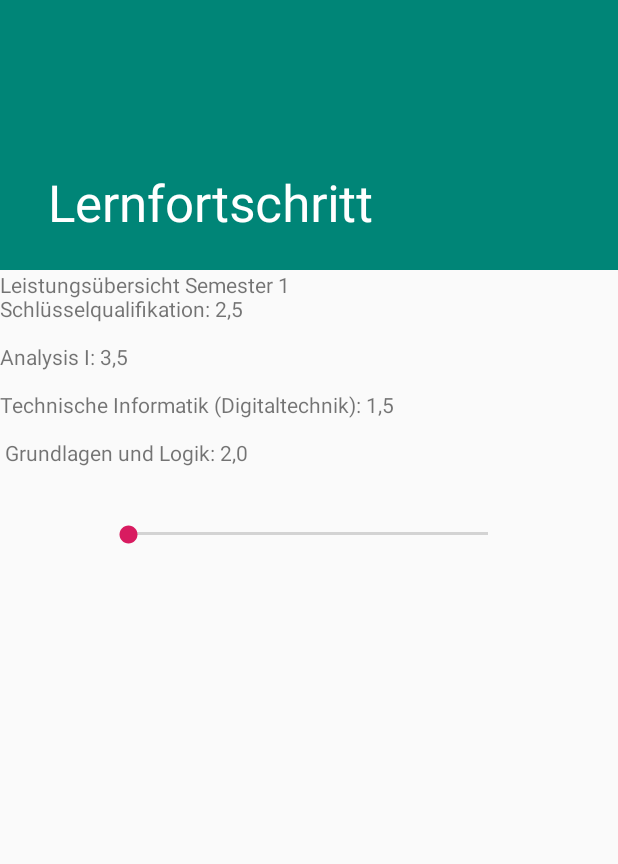
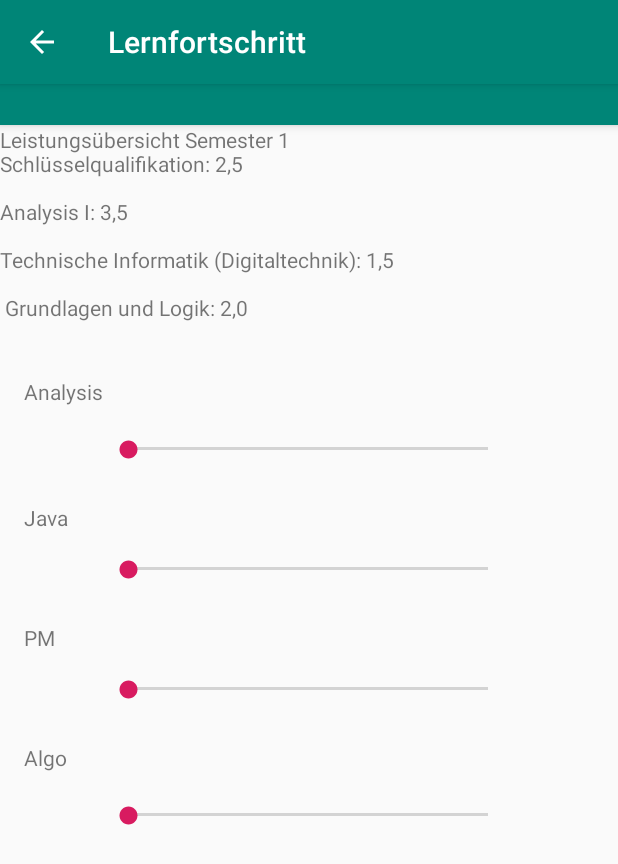
Before and after one commit to NoSpread/dhbw_verwaltung, an Android app: the Dualis_und_Lernfortschritt screen opened directly, with no data from a screen before it, on a phone screen of 412 x 824 dp. Shown: the top 864 px of the screen. Run offline under Robolectric (Android 15) with nearby library versions, the phone set to English and light mode, and no system bars.

Commit message:
added progress

```diff
--- a/app/src/main/AndroidManifest.xml
+++ b/app/src/main/AndroidManifest.xml
@@ -14,7 +14,6 @@
         <activity
             android:name=".Dualis_und_Lernfortschritt"
             android:label="@string/title_activity_dualis_und__lernfortschritt"
-            android:theme="@style/AppTheme.NoActionBar"
             android:parentActivityName=".MainActivity">
             <meta-data
                 android:name="android.support.PARENT_ACTIVITY"
--- a/app/src/main/java/xyz/nospread/dhbw_verwaltung/Dualis_und_Lernfortschritt.kt
+++ b/app/src/main/java/xyz/nospread/dhbw_verwaltung/Dualis_und_Lernfortschritt.kt
@@ -10,7 +10,7 @@ class Dualis_und_Lernfortschritt : AppCompatActivity() {
     override fun onCreate(savedInstanceState: Bundle?) {
         super.onCreate(savedInstanceState)
         setContentView(R.layout.activity_dualis_und__lernfortschritt)
-        setSupportActionBar(toolbar)
+        //setSupportActionBar(toolbar)
 
     }
 }
--- a/app/src/main/res/layout/activity_dualis_und__lernfortschritt.xml
+++ b/app/src/main/res/layout/activity_dualis_und__lernfortschritt.xml
@@ -10,14 +10,14 @@
     <android.support.design.widget.AppBarLayout
         android:id="@+id/app_bar"
         android:layout_width="match_parent"
-        android:layout_height="@dimen/app_bar_height"
+        android:layout_height="83dp"
         android:fitsSystemWindows="true"
         android:theme="@style/AppTheme.AppBarOverlay">
 
         <android.support.design.widget.CollapsingToolbarLayout
             android:id="@+id/toolbar_layout"
             android:layout_width="match_parent"
-            android:layout_height="match_parent"
+            android:layout_height="58dp"
             android:fitsSystemWindows="true"
             app:contentScrim="?attr/colorPrimary"
             app:layout_scrollFlags="scroll|exitUntilCollapsed"
--- a/app/src/main/res/layout/content_dualis_und__lernfortschritt.xml
+++ b/app/src/main/res/layout/content_dualis_und__lernfortschritt.xml
@@ -24,16 +24,103 @@
         app:layout_constraintVertical_bias="0.0" />
 
     <SeekBar
-        android:id="@+id/seekBar"
+        android:id="@+id/seekBar2"
         android:layout_width="272dp"
         android:layout_height="16dp"
         android:layout_marginStart="8dp"
         android:layout_marginLeft="8dp"
-        android:layout_marginTop="168dp"
+        android:layout_marginTop="452dp"
         android:layout_marginEnd="8dp"
         android:layout_marginRight="8dp"
         app:layout_constraintEnd_toEndOf="parent"
         app:layout_constraintHorizontal_bias="0.495"
         app:layout_constraintStart_toStartOf="parent"
         app:layout_constraintTop_toTopOf="@+id/textView4" />
+
+    <SeekBar
+        android:id="@+id/seekBar"
+        android:layout_width="272dp"
+        android:layout_height="16dp"
+        android:layout_marginStart="8dp"
+        android:layout_marginLeft="8dp"
+        android:layout_marginTop="208dp"
+        android:layout_marginEnd="8dp"
+        android:layout_marginRight="8dp"
+        app:layout_constraintEnd_toEndOf="parent"
+        app:layout_constraintHorizontal_bias="0.495"
+        app:layout_constraintStart_toStartOf="parent"
+        app:layout_constraintTop_toTopOf="@+id/textView4" />
+
+    <SeekBar
+        android:id="@+id/seekBar3"
+        android:layout_width="272dp"
+        android:layout_height="16dp"
+        android:layout_marginStart="8dp"
+        android:layout_marginLeft="8dp"
+        android:layout_marginTop="288dp"
+        android:layout_marginEnd="8dp"
+        android:layout_marginRight="8dp"
+        app:layout_constraintEnd_toEndOf="parent"
+        app:layout_constraintHorizontal_bias="0.495"
+        app:layout_constraintStart_toStartOf="parent"
+        app:layout_constraintTop_toTopOf="@+id/textView4" />
+
+    <SeekBar
+        android:id="@+id/seekBar4"
+        android:layout_width="272dp"
+        android:layout_height="16dp"
+        android:layout_marginStart="8dp"
+        android:layout_marginLeft="8dp"
+        android:layout_marginTop="368dp"
+        android:layout_marginEnd="8dp"
+        android:layout_marginRight="8dp"
+        app:layout_constraintEnd_toEndOf="parent"
+        app:layout_constraintHorizontal_bias="0.495"
+        app:layout_constraintStart_toStartOf="parent"
+        app:layout_constraintTop_toTopOf="@+id/textView4" />
+
+    <TextView
+        android:id="@+id/textView5"
+        android:layout_width="66dp"
+        android:layout_height="24dp"
+        android:layout_marginStart="16dp"
+        android:layout_marginLeft="16dp"
+        android:layout_marginTop="168dp"
+        android:text="Analysis"
+        app:layout_constraintStart_toStartOf="parent"
+        app:layout_constraintTop_toTopOf="@+id/textView4" />
+
+    <TextView
+        android:id="@+id/textView6"
+        android:layout_width="66dp"
+        android:layout_height="24dp"
+        android:layout_marginStart="16dp"
+        android:layout_marginLeft="16dp"
+        android:layout_marginTop="252dp"
+        android:text="Java"
+        app:layout_constraintStart_toStartOf="parent"
+        app:layout_constraintTop_toTopOf="@+id/textView4" />
+
+    <TextView
+        android:id="@+id/textView7"
+        android:layout_width="66dp"
+        android:layout_height="24dp"
+        android:layout_marginStart="16dp"
+        android:layout_marginLeft="16dp"
+        android:layout_marginTop="332dp"
+        android:text="PM"
+        app:layout_constraintStart_toStartOf="parent"
+        app:layout_constraintTop_toTopOf="@+id/textView4" />
+
+    <TextView
+        android:id="@+id/textView8"
+        android:layout_width="66dp"
+        android:layout_height="24dp"
+        android:layout_marginStart="16dp"
+        android:layout_marginLeft="16dp"
+        android:layout_marginTop="412dp"
+        android:text="Algo"
+        app:layout_constraintStart_toStartOf="parent"
+        app:layout_constraintTop_toTopOf="@+id/textView4" />
+
 </android.support.constraint.ConstraintLayout>
```
